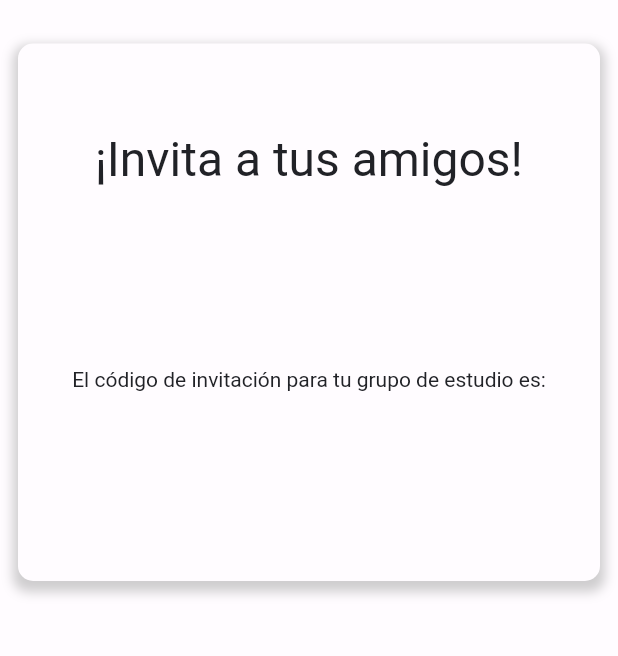
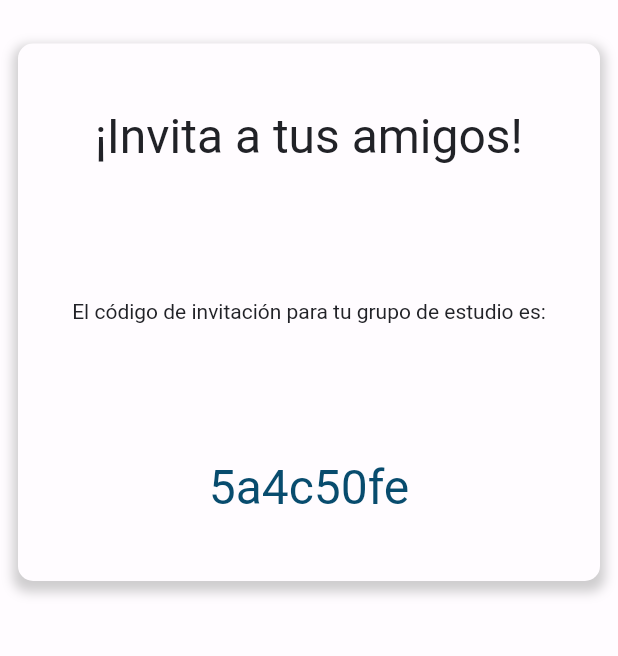
Before and after one commit to anabellaj/Genie, a Flutter app: the CodePage screen opened directly, on a phone screen of 412 x 824 dp, the part 69-725 px from its top. Run offline on Flutter 3.47's test engine with Material 3 defaults, Android fonts, the phone set to English and light mode, and no system bars; our stand-ins replace google_fonts, shared_preferences; missing offline and left inert: mongo_dart; accounts and stored records are empty.

Commit message:
pequeño error

```diff
--- a/genie_app/lib/models/connection.dart
+++ b/genie_app/lib/models/connection.dart
@@ -72,6 +72,10 @@ class Connection{
     await db.close();
   }
   //No funciona
+  static Future joinGroup(User user, Groups groupCode) async{
+    final db =  await Db.create("mongodb+srv://andreinarivas:Galletas21@cluster0.gbix89j.mongodb.net/demo");
+    await db.open();
+  }
   static Future insertNewGroup(User user, Groups group) async{
     final db =  await Db.create("mongodb+srv://andreinarivas:Galletas21@cluster0.gbix89j.mongodb.net/demo");
     await db.open();
--- a/genie_app/lib/view/screens/code.dart
+++ b/genie_app/lib/view/screens/code.dart
@@ -69,7 +69,9 @@ class CodePage extends StatelessWidget{
                                     style: Theme.of(context).textTheme.displayMedium,
                                     textAlign: TextAlign.start),
                                     const SizedBox(height: 20),
-
+                                    Text("5a4c50fe",
+                                      style: Theme.of(context).primaryTextTheme.headlineMedium
+                                    )
                                     ]
 
                                 ),
--- a/genie_app/lib/view/screens/home.dart
+++ b/genie_app/lib/view/screens/home.dart
@@ -19,7 +19,7 @@ class HomeScreen extends StatefulWidget {
 class _HomeScreenState extends State<HomeScreen> {
 
   int _currentIndex = 0;
-  List<Widget> body = const [AddGroupScreen(), CreateGroupPage(), JoinedGroups()];
+  List<Widget> body = const [CodePage(), JoinGroupPage(), JoinedGroups()];
   removeUser()async {
     final prefs = await SharedPreferences.getInstance();
     await prefs.setBool("isLoggedIn", false);
--- a/genie_app/lib/view/screens/joined_groups.dart
+++ b/genie_app/lib/view/screens/joined_groups.dart
@@ -19,12 +19,13 @@ class _JoinedGroupsState extends State<JoinedGroups> {
   void getGroups() async{
     Widget g = await Controller.getUserGroups();
     print("Hola");
+    if(mounted){
     setState(() {
       groups = g;
       print(groups);
       isLoading = false;
     });
-
+    }
   }
   @override
     void initState(){
--- a/genie_app/lib/view/widgets/group_preview.dart
+++ b/genie_app/lib/view/widgets/group_preview.dart
@@ -17,7 +17,9 @@ class _GroupPreviewState extends State<GroupPreview> {
   @override
   Widget build(BuildContext context){
     return GestureDetector(
-      onTap: (){},
+      onTap: (){
+
+      },
       child: Padding(
         padding: const EdgeInsets.all(8.0),
         child: Column(
```
